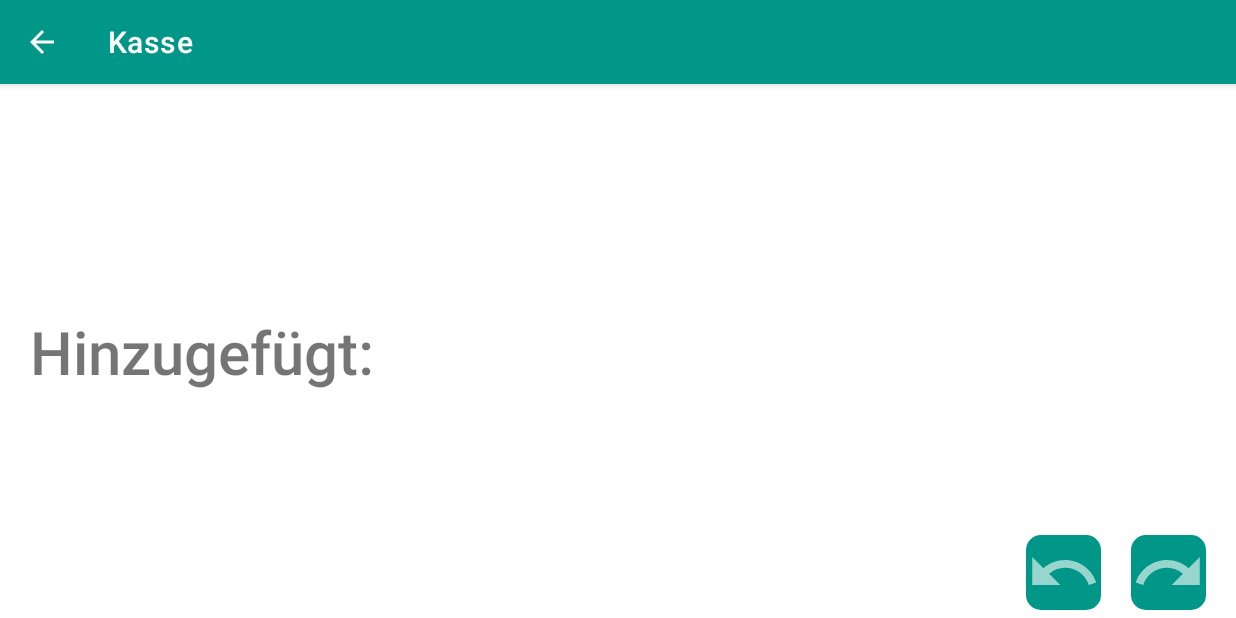
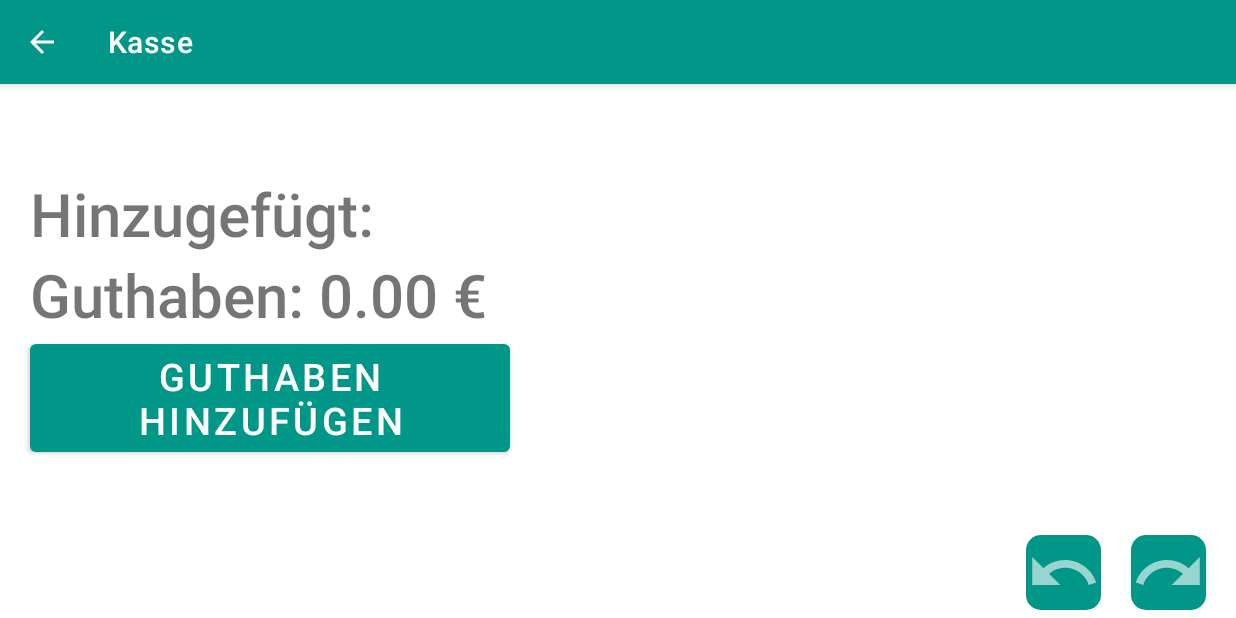
Before and after one commit to hitmarcer/kasse, an Android app: the AddDrinkToUser screen opened directly, with no data from a screen before it, on a phone screen of 824 x 412 dp (held sideways). Run offline under Robolectric (Android 15) with nearby library versions, the phone set to English and light mode, and no system bars; our stand-ins replace Room's generated code; 4 statements that could not run were skipped.

Commit message:
Guthaben hinzufuegen

```diff
--- a/app/build.gradle
+++ b/app/build.gradle
@@ -15,8 +15,8 @@ android {
         applicationId "huette.kasse"
         minSdkVersion 24
         targetSdkVersion 29
-        versionCode 2
-        versionName "1.0.1"
+        versionCode 3
+        versionName "1.1"
 
         testInstrumentationRunner "androidx.test.runner.AndroidJUnitRunner"
     }
--- a/app/src/main/AndroidManifest.xml
+++ b/app/src/main/AndroidManifest.xml
@@ -63,6 +63,11 @@
             android:screenOrientation="landscape"
             android:parentActivityName=".activities.MainActivity"
             android:label="@string/Overview"/>
+        <activity
+            android:name=".activities.Credit"
+            android:screenOrientation="landscape"
+            android:parentActivityName=".activities.AddDrinkToUser"
+            android:label="@string/Overview"/>
         <activity android:name=".activities.MainActivity"
             android:screenOrientation="landscape">
             <intent-filter>
--- a/app/src/main/java/huette/kasse/activities/AddDrinkToUser.kt
+++ b/app/src/main/java/huette/kasse/activities/AddDrinkToUser.kt
@@ -1,6 +1,8 @@
 package huette.kasse.activities
 
+import android.content.Intent
 import android.os.Bundle
+import android.widget.Button
 import android.widget.ImageButton
 import android.widget.TextView
 import android.widget.Toast
@@ -32,6 +34,7 @@ class AddDrinkToUser : AppCompatActivity(), DrinksAdapter.OnItemClickListener {
         setContentView(R.layout.add_drink_to_user)
 
         tvAddedDrinks = findViewById(R.id.addedDrinks)
+        val tvCredit: TextView = findViewById(R.id.tvCreditNow)
 
         database = AppDatabase.getDatabase(this)
 
@@ -42,6 +45,12 @@ class AddDrinkToUser : AppCompatActivity(), DrinksAdapter.OnItemClickListener {
 
         val btnUndo: ImageButton = findViewById(R.id.btnUndo)
         val btnRedo: ImageButton = findViewById(R.id.btnRedo)
+        val btnAddCredit: Button = findViewById(R.id.btnAddCredit)
+
+        val userID = Variables.user.id
+        val credit = database.userDao().getCredit(userID)
+
+        tvCredit.text = "Guthaben: " + String.format("%.2f", credit) + " €"
 
         recyclerViewAddDrinkToUser.adapter = drinksAdapter
         recyclerViewAddDrinkToUser.layoutManager =
@@ -61,6 +70,10 @@ class AddDrinkToUser : AppCompatActivity(), DrinksAdapter.OnItemClickListener {
         tvAddDrinkToUser.text = "$fullName (${
             String.format("%.2f", database.userDrinksDao().getUnpaid(Variables.user.id))
         } €)"
+
+        btnAddCredit.setOnClickListener {
+            startActivity(Intent(this, Credit::class.java))
+        }
 
         btnUndo.setOnClickListener {
             if (undo()) {
--- a/app/src/main/java/huette/kasse/data/daos/UserDao.kt
+++ b/app/src/main/java/huette/kasse/data/daos/UserDao.kt
@@ -34,4 +34,10 @@ interface UserDao {
     @Query("UPDATE users SET deleted = 0 WHERE id = :user_id")
     fun reactivateUser(user_id: Int)
 
+    @Query("UPDATE users SET credit = :credit WHERE id = :user_id")
+    fun setCredit(user_id: Int, credit: Double)
+
+    @Query("SELECT credit FROM users WHERE id = :user_id")
+    fun getCredit(user_id: Int): Double
+
 }
--- a/app/src/main/java/huette/kasse/data/entities/User.kt
+++ b/app/src/main/java/huette/kasse/data/entities/User.kt
@@ -14,6 +14,8 @@ data class User(
     val lastName: String,
     @ColumnInfo(name = "deleted")
     val deleted: Boolean,
+    @ColumnInfo(name = "credit")
+    val credit: Double,
 ){
-    constructor(firstName: String, lastName: String): this(0, firstName, lastName, false)
+    constructor(firstName: String, lastName: String): this(0, firstName, lastName, false, 0.0)
 }
--- a/app/src/main/res/layout/add_drink_to_user.xml
+++ b/app/src/main/res/layout/add_drink_to_user.xml
@@ -11,19 +11,27 @@
         android:layout_width="match_parent"
         android:layout_height="wrap_content"
         android:orientation="horizontal"
-            app:layout_constraintBottom_toTopOf="@+id/midLayout"
+        app:layout_constrainedHeight="true"
+        app:layout_constraintBottom_toTopOf="@+id/midLayoutVert"
         app:layout_constraintEnd_toEndOf="parent"
         app:layout_constraintStart_toStartOf="parent"
-            app:layout_constraintTop_toTopOf="parent"
-            app:layout_constrainedHeight="true" />
+        app:layout_constraintTop_toTopOf="parent">
+
+    </androidx.recyclerview.widget.RecyclerView>
+
+    <LinearLayout
+        android:id="@+id/midLayoutVert"
+        android:layout_width="match_parent"
+        android:layout_height="wrap_content"
+        android:orientation="vertical"
+        app:layout_constraintBottom_toTopOf="@+id/bottomLayout"
+        app:layout_constraintTop_toBottomOf="@+id/recyclerViewAddDrinkToUser">
 
         <LinearLayout
             android:id="@+id/midLayout"
             android:layout_width="match_parent"
             android:layout_height="wrap_content"
             android:orientation="horizontal"
-        app:layout_constraintBottom_toTopOf="@+id/bottomLayout"
-        app:layout_constraintTop_toBottomOf="@+id/recyclerViewAddDrinkToUser"
             tools:ignore="UnknownId">
 
             <TextView
@@ -48,6 +56,29 @@
                 android:textSize="40sp"
                 tools:text="Bier (1)" />
 
+
+        </LinearLayout>
+
+        <TextView
+            android:id="@+id/tvCreditNow"
+            android:layout_width="wrap_content"
+            android:layout_height="wrap_content"
+            android:layout_marginStart="20dp"
+            android:layout_marginEnd="20dp"
+            android:fontFamily="sans-serif-medium"
+            android:textAlignment="center"
+            android:textSize="40sp"
+            tools:text="Guthaben: 20,00 €" />
+
+        <Button
+            android:id="@+id/btnAddCredit"
+            android:layout_width="wrap_content"
+            android:layout_height="wrap_content"
+            android:layout_marginStart="20dp"
+            android:text="@string/addCredit1"
+            android:textColor="#FFFFFF"
+            android:textSize="25sp"
+            app:backgroundTint="@color/buttongreen" />
 
     </LinearLayout>
 
--- a/app/src/main/res/values/strings.xml
+++ b/app/src/main/res/values/strings.xml
@@ -30,4 +30,7 @@
     <string name="Overview">Übersicht</string>
     <string name="search">Suchen</string>
     <string name="added">Hinzugefügt:</string>
+    <string name="credit">Hinzufügen (€)</string>
+    <string name="addCredit">Hinzufügen</string>
+    <string name="addCredit1">Guthaben hinzufügen</string>
 </resources>
```
Also changed, not shown: app/src/main/java/huette/kasse/activities/Credit.kt (added, +76 -0 lines), app/src/main/java/huette/kasse/data/repositories/UserRepository.kt (+8 -0 lines), app/src/main/java/huette/kasse/data/viewmodels/UserViewModel.kt (+13 -0 lines), app/src/main/res/layout/credit.xml (added, +56 -0 lines). Lines whose indentation alone changed are shown as unchanged.
